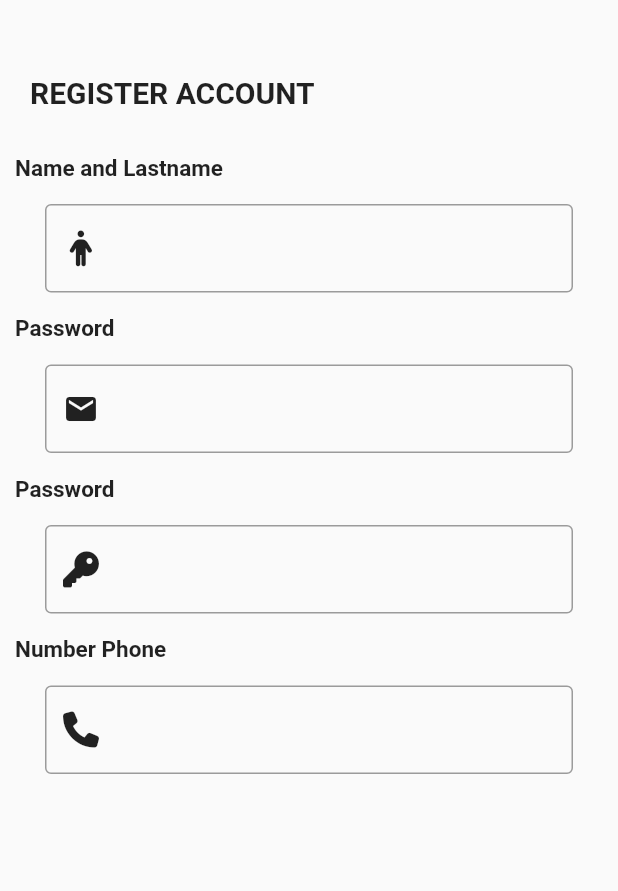
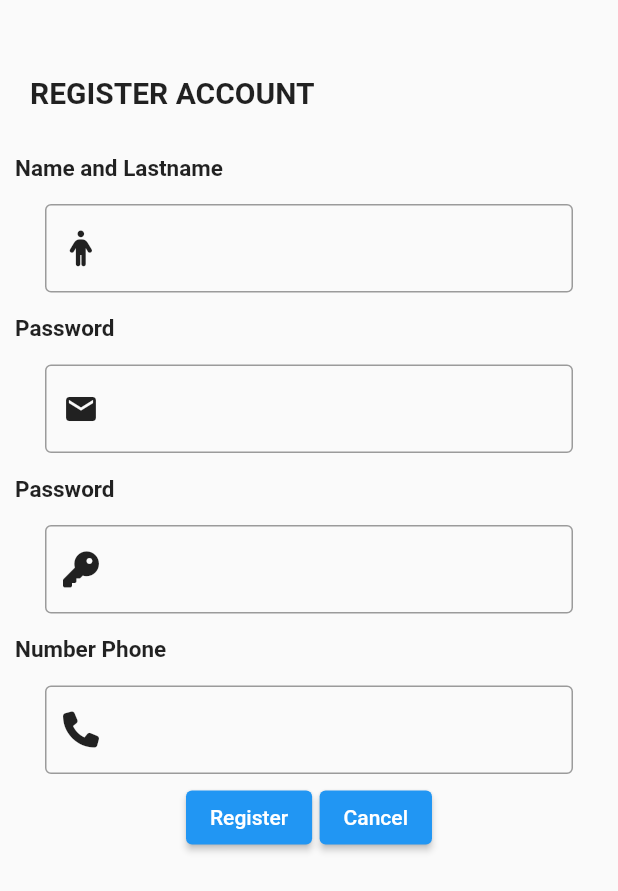
Before and after one commit to Thongek-wpm/flutter_application_demo, a Flutter app: the screen it shows after launch, on a phone screen of 412 x 824 dp. Shown: the top 891 px of the screen. Run offline on Flutter 3.47's test engine with Material 2 defaults, Android fonts, the phone set to English and light mode, and no system bars; our stand-ins replace font_awesome_flutter; Roboto replaces fonts that are missing (k2d.ttf).

Commit message:
Update register_ui.dart

```diff
--- a/lib/screens/register_ui.dart
+++ b/lib/screens/register_ui.dart
@@ -139,7 +139,21 @@ class _RegisterUiState extends State<RegisterUi> {
             ),
             Row(
               mainAxisAlignment: MainAxisAlignment.center,
-              //children: [],
+              children: [
+                ElevatedButton(
+                  onPressed: () {},
+                  child: Text('Register'),
+                ),
+                Padding(
+                  padding: EdgeInsets.only(
+                    left: 5,
+                  ),
+                  child: ElevatedButton(
+                    onPressed: () {},
+                    child: Text('Cancel'),
+                  ),
+                )
+              ],
             ),
           ],
         ),
```
